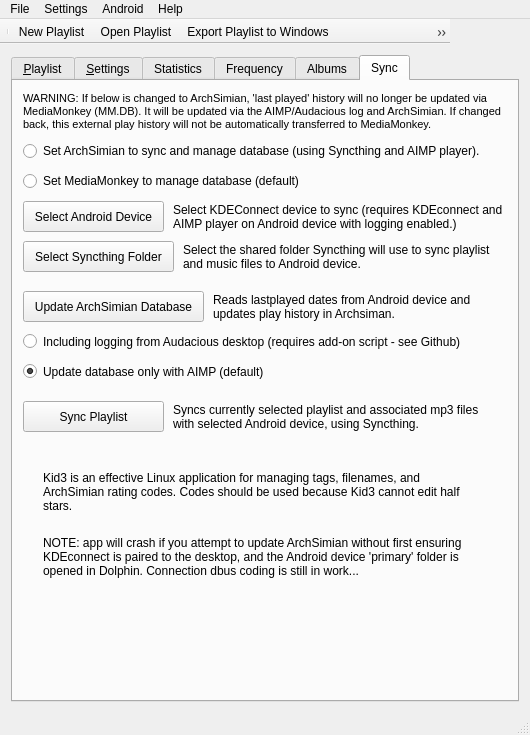
This is src/archsimian.ui in Harpo3/archsimian as Qt 5 draws it before an edit. The edited form follows.
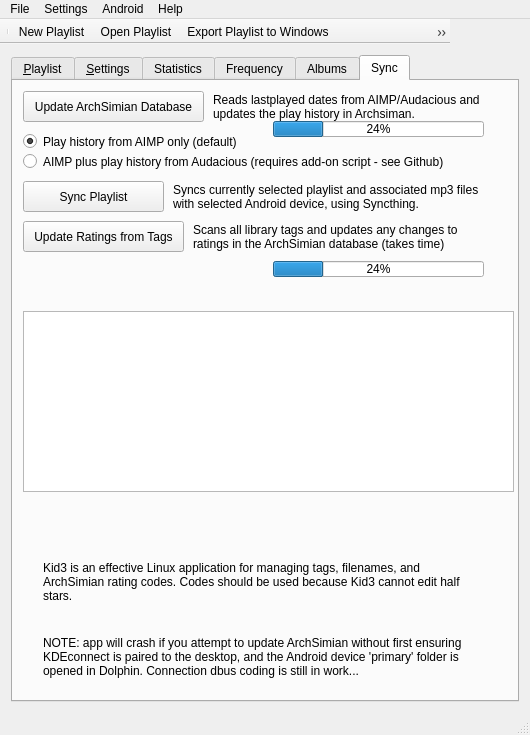
This is the edited form. The open tabs and pages were chosen to show the change. Icons and pictures are not drawn.

Patch:
```diff
--- a/src/archsimian.ui
+++ b/src/archsimian.ui
@@ -941,6 +941,125 @@
          <string>Enter the Windows drive letter associated with your music library.</string>
         </property>
        </widget>
+       <widget class="QPushButton" name="selectAndroidDeviceButton">
+        <property name="geometry">
+         <rect>
+          <x>20</x>
+          <y>440</y>
+          <width>141</width>
+          <height>31</height>
+         </rect>
+        </property>
+        <property name="text">
+         <string>Select Android Device</string>
+        </property>
+       </widget>
+       <widget class="QLabel" name="syncthinglabel">
+        <property name="geometry">
+         <rect>
+          <x>180</x>
+          <y>480</y>
+          <width>321</width>
+          <height>31</height>
+         </rect>
+        </property>
+        <property name="text">
+         <string>Select the shared folder Syncthing will use to sync playlist and music files to Android device.</string>
+        </property>
+        <property name="wordWrap">
+         <bool>true</bool>
+        </property>
+       </widget>
+       <widget class="QRadioButton" name="mmdisabledradioButton">
+        <property name="enabled">
+         <bool>true</bool>
+        </property>
+        <property name="geometry">
+         <rect>
+          <x>20</x>
+          <y>390</y>
+          <width>491</width>
+          <height>20</height>
+         </rect>
+        </property>
+        <property name="toolTip">
+         <string extracomment="Logging must be enabled in AIMP app to capture play history."/>
+        </property>
+        <property name="statusTip">
+         <string extracomment="Logging must be enabled in AIMP app to capture play history."/>
+        </property>
+        <property name="text">
+         <string>Set ArchSimian to sync and manage database (using Syncthing and AIMP player). </string>
+        </property>
+       </widget>
+       <widget class="QRadioButton" name="mmenabledradioButton_2">
+        <property name="geometry">
+         <rect>
+          <x>20</x>
+          <y>420</y>
+          <width>441</width>
+          <height>20</height>
+         </rect>
+        </property>
+        <property name="text">
+         <string>Set MediaMonkey to manage database (default)</string>
+        </property>
+        <property name="checked">
+         <bool>false</bool>
+        </property>
+       </widget>
+       <widget class="QLabel" name="label_13">
+        <property name="geometry">
+         <rect>
+          <x>20</x>
+          <y>340</y>
+          <width>491</width>
+          <height>61</height>
+         </rect>
+        </property>
+        <property name="font">
+         <font>
+          <pointsize>8</pointsize>
+          <weight>50</weight>
+          <bold>false</bold>
+         </font>
+        </property>
+        <property name="text">
+         <string>WARNING: If below is changed to ArchSimian, 'last played' history will no longer be updated via MediaMonkey (MM.DB). It will be updated via the AIMP/Audacious log. If changed back, the play history will not be automatically transferred to MediaMonkey.</string>
+        </property>
+        <property name="wordWrap">
+         <bool>true</bool>
+        </property>
+       </widget>
+       <widget class="QLabel" name="androiddevicebuttonlabel">
+        <property name="geometry">
+         <rect>
+          <x>170</x>
+          <y>435</y>
+          <width>331</width>
+          <height>41</height>
+         </rect>
+        </property>
+        <property name="text">
+         <string>Select KDEConnect device to sync (requires KDEconnect and AIMP player on Android device with logging enabled.)</string>
+        </property>
+        <property name="wordWrap">
+         <bool>true</bool>
+        </property>
+       </widget>
+       <widget class="QPushButton" name="syncthingButton">
+        <property name="geometry">
+         <rect>
+          <x>20</x>
+          <y>480</y>
+          <width>151</width>
+          <height>31</height>
+         </rect>
+        </property>
+        <property name="text">
+         <string>Select Syncthing Folder</string>
+        </property>
+       </widget>
       </widget>
       <widget class="QWidget" name="statisticsTab">
        <attribute name="title">
@@ -2315,63 +2434,11 @@
        <attribute name="title">
         <string>Sync</string>
        </attribute>
-       <widget class="QLabel" name="label_13">
-        <property name="geometry">
-         <rect>
-          <x>10</x>
-          <y>0</y>
-          <width>491</width>
-          <height>61</height>
-         </rect>
-        </property>
-        <property name="font">
-         <font>
-          <pointsize>8</pointsize>
-          <weight>50</weight>
-          <bold>false</bold>
-         </font>
-        </property>
-        <property name="text">
-         <string>WARNING: If below is changed to ArchSimian, 'last played' history will no longer be updated via MediaMonkey (MM.DB). It will be updated via the AIMP/Audacious log and ArchSimian. If changed back, this external play history will not be automatically transferred to MediaMonkey.</string>
-        </property>
-        <property name="wordWrap">
-         <bool>true</bool>
-        </property>
-       </widget>
-       <widget class="QPushButton" name="selectAndroidDeviceButton">
-        <property name="geometry">
-         <rect>
-          <x>10</x>
-          <y>120</y>
-          <width>141</width>
-          <height>31</height>
-         </rect>
-        </property>
-        <property name="text">
-         <string>Select Android Device</string>
-        </property>
-       </widget>
-       <widget class="QLabel" name="androiddevicebuttonlabel">
-        <property name="geometry">
-         <rect>
-          <x>160</x>
-          <y>115</y>
-          <width>331</width>
-          <height>41</height>
-         </rect>
-        </property>
-        <property name="text">
-         <string>Select KDEConnect device to sync (requires KDEconnect and AIMP player on Android device with logging enabled.)</string>
-        </property>
-        <property name="wordWrap">
-         <bool>true</bool>
-        </property>
-       </widget>
        <widget class="QLabel" name="label_15">
         <property name="geometry">
          <rect>
           <x>160</x>
-          <y>310</y>
+          <y>90</y>
           <width>311</width>
           <height>51</height>
          </rect>
@@ -2387,7 +2454,7 @@
         <property name="geometry">
          <rect>
           <x>10</x>
-          <y>320</y>
+          <y>100</y>
           <width>141</width>
           <height>31</height>
          </rect>
@@ -2400,7 +2467,7 @@
         <property name="geometry">
          <rect>
           <x>30</x>
-          <y>370</y>
+          <y>460</y>
           <width>431</width>
           <height>81</height>
          </rect>
@@ -2416,7 +2483,7 @@
         <property name="geometry">
          <rect>
           <x>10</x>
-          <y>210</y>
+          <y>10</y>
           <width>181</width>
           <height>31</height>
          </rect>
@@ -2431,90 +2498,17 @@
          <string>Update ArchSimian Database</string>
         </property>
        </widget>
-       <widget class="QRadioButton" name="mmdisabledradioButton">
-        <property name="enabled">
-         <bool>true</bool>
-        </property>
-        <property name="geometry">
-         <rect>
-          <x>10</x>
-          <y>60</y>
-          <width>491</width>
-          <height>20</height>
-         </rect>
-        </property>
-        <property name="toolTip">
-         <string extracomment="Logging must be enabled in AIMP app to capture play history."/>
-        </property>
-        <property name="statusTip">
-         <string extracomment="Logging must be enabled in AIMP app to capture play history."/>
-        </property>
-        <property name="text">
-         <string>Set ArchSimian to sync and manage database (using Syncthing and AIMP player). </string>
-        </property>
-        <attribute name="buttonGroup">
-         <string notr="true">buttonGroup_2</string>
-        </attribute>
-       </widget>
-       <widget class="QRadioButton" name="mmenabledradioButton_2">
-        <property name="geometry">
-         <rect>
-          <x>10</x>
-          <y>90</y>
-          <width>441</width>
-          <height>20</height>
-         </rect>
-        </property>
-        <property name="text">
-         <string>Set MediaMonkey to manage database (default)</string>
-        </property>
-        <property name="checked">
-         <bool>false</bool>
-        </property>
-        <attribute name="buttonGroup">
-         <string notr="true">buttonGroup_2</string>
-        </attribute>
-       </widget>
-       <widget class="QPushButton" name="syncthingButton">
-        <property name="geometry">
-         <rect>
-          <x>10</x>
-          <y>160</y>
-          <width>151</width>
-          <height>31</height>
-         </rect>
-        </property>
-        <property name="text">
-         <string>Select Syncthing Folder</string>
-        </property>
-       </widget>
-       <widget class="QLabel" name="syncthinglabel">
-        <property name="geometry">
-         <rect>
-          <x>170</x>
-          <y>160</y>
-          <width>321</width>
-          <height>31</height>
-         </rect>
-        </property>
-        <property name="text">
-         <string>Select the shared folder Syncthing will use to sync playlist and music files to Android device.</string>
-        </property>
-        <property name="wordWrap">
-         <bool>true</bool>
-        </property>
-       </widget>
-       <widget class="QLabel" name="label_17">
+       <widget class="QLabel" name="updateASDBlabel">
         <property name="geometry">
          <rect>
           <x>200</x>
-          <y>210</y>
+          <y>10</y>
           <width>291</width>
           <height>31</height>
          </rect>
         </property>
         <property name="text">
-         <string>Reads lastplayed dates from Android device and updates play history in Archsiman.</string>
+         <string>Reads lastplayed dates from AIMP/Audacious and updates the play history in Archsiman.</string>
         </property>
         <property name="wordWrap">
          <bool>true</bool>
@@ -2524,13 +2518,13 @@
         <property name="geometry">
          <rect>
           <x>10</x>
-          <y>250</y>
-          <width>481</width>
+          <y>70</y>
+          <width>461</width>
           <height>21</height>
          </rect>
         </property>
         <property name="text">
-         <string>Including logging from Audacious desktop (requires add-on script - see Github)</string>
+         <string>AIMP plus play history from Audacious (requires add-on script - see Github)</string>
         </property>
         <attribute name="buttonGroup">
          <string notr="true">buttonGroup</string>
@@ -2540,13 +2534,13 @@
         <property name="geometry">
          <rect>
           <x>10</x>
-          <y>280</y>
+          <y>50</y>
           <width>461</width>
           <height>21</height>
          </rect>
         </property>
         <property name="text">
-         <string>Update database only with AIMP (default)</string>
+         <string>Play history from AIMP only (default)</string>
         </property>
         <property name="checked">
          <bool>true</bool>
@@ -2559,7 +2553,7 @@
         <property name="geometry">
          <rect>
           <x>30</x>
-          <y>450</y>
+          <y>550</y>
           <width>421</width>
           <height>51</height>
          </rect>
@@ -2571,6 +2565,71 @@
          <bool>true</bool>
         </property>
        </widget>
+       <widget class="QPushButton" name="updateratingsButton">
+        <property name="geometry">
+         <rect>
+          <x>10</x>
+          <y>140</y>
+          <width>161</width>
+          <height>31</height>
+         </rect>
+        </property>
+        <property name="text">
+         <string>Update Ratings from Tags</string>
+        </property>
+       </widget>
+       <widget class="QLabel" name="label_18">
+        <property name="geometry">
+         <rect>
+          <x>180</x>
+          <y>140</y>
+          <width>301</width>
+          <height>31</height>
+         </rect>
+        </property>
+        <property name="text">
+         <string>Scans all library tags and updates any changes to ratings in the ArchSimian database (takes time)</string>
+        </property>
+        <property name="wordWrap">
+         <bool>true</bool>
+        </property>
+       </widget>
+       <widget class="QTextBrowser" name="updateDBtextBrowser">
+        <property name="geometry">
+         <rect>
+          <x>10</x>
+          <y>230</y>
+          <width>491</width>
+          <height>181</height>
+         </rect>
+        </property>
+       </widget>
+       <widget class="QProgressBar" name="updateDBprogressBar">
+        <property name="geometry">
+         <rect>
+          <x>260</x>
+          <y>180</y>
+          <width>211</width>
+          <height>16</height>
+         </rect>
+        </property>
+        <property name="value">
+         <number>24</number>
+        </property>
+       </widget>
+       <widget class="QProgressBar" name="updateASDBprogressBar">
+        <property name="geometry">
+         <rect>
+          <x>260</x>
+          <y>40</y>
+          <width>211</width>
+          <height>16</height>
+         </rect>
+        </property>
+        <property name="value">
+         <number>24</number>
+        </property>
+       </widget>
       </widget>
      </widget>
     </item>
```
Left out of the diff: 191 changed lines with no effect on the pictures.
